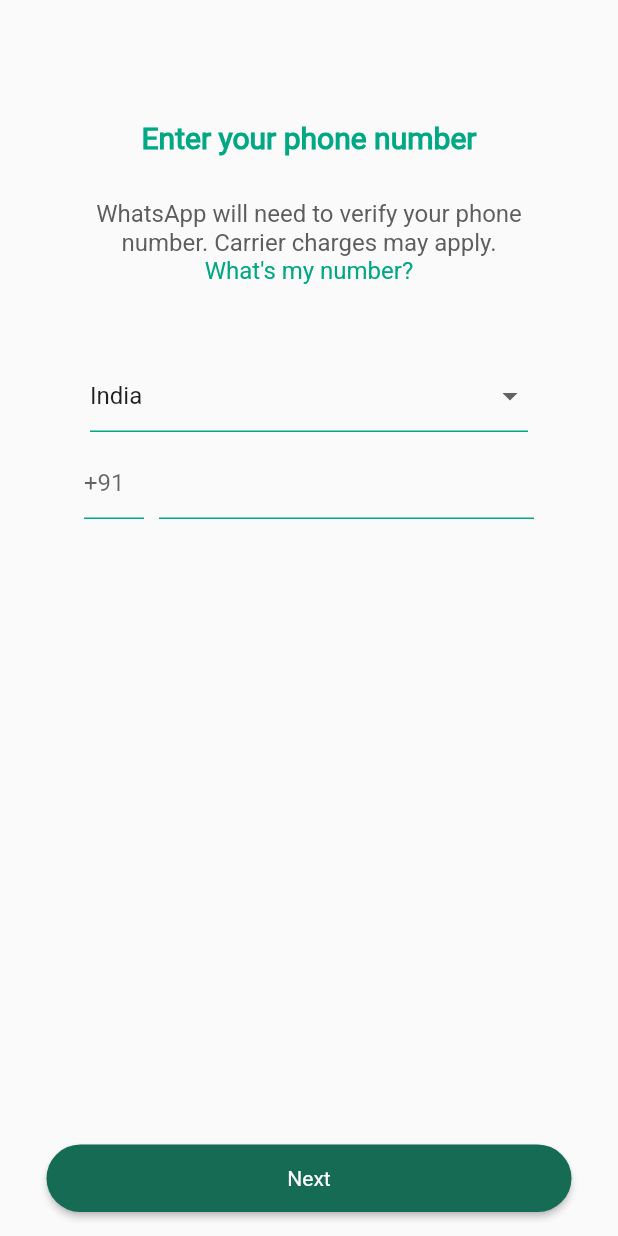
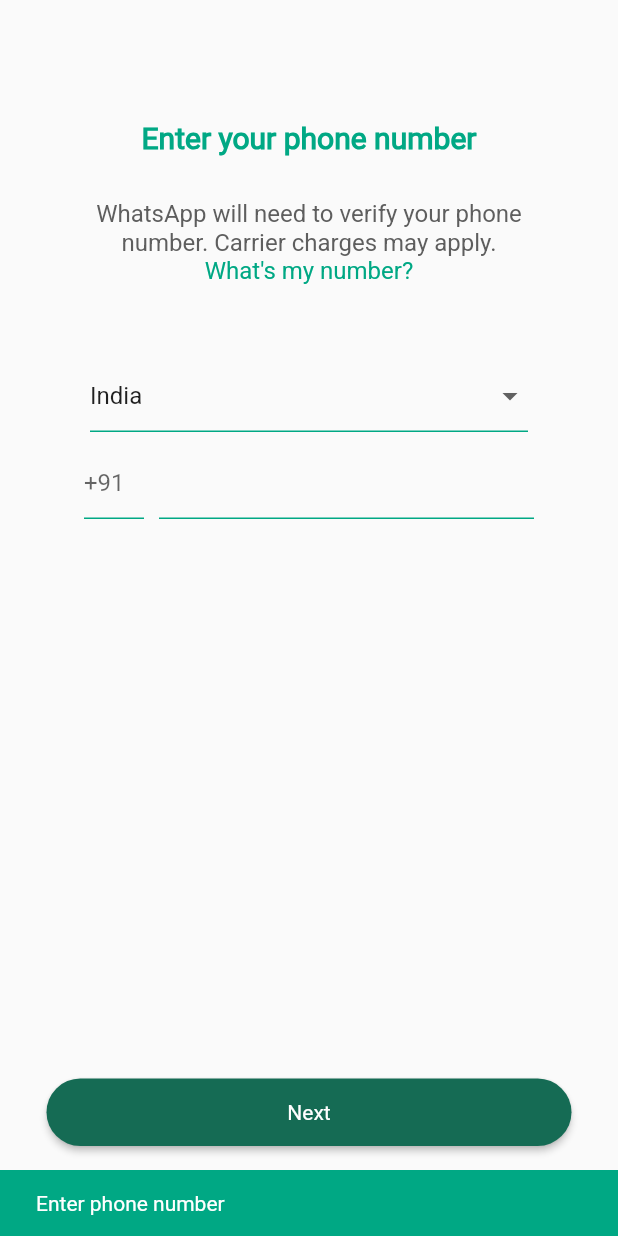
Before and after one commit to sujeet110206/WhatsApp-Clone, a Flutter app: the LoginScreen screen opened directly, after a tap on "Next", on a phone screen of 412 x 824 dp. Run offline on Flutter 3.47's test engine with Material 3 defaults, Android fonts, the phone set to English and light mode, and no system bars.

```diff
--- a/lib/Screens/Login/loginscreen.dart
+++ b/lib/Screens/Login/loginscreen.dart
@@ -1,4 +1,5 @@
 import 'package:flutter/material.dart';
+import 'package:whatsapp_clone/Screens/OTP/otpscreen.dart';
 import 'package:whatsapp_clone/Widgets/uihelper.dart';
 
 class LoginScreen extends StatefulWidget {
@@ -96,10 +97,8 @@ class _LoginScreenState extends State<LoginScreen> {
                   controller: phoneController,
                   decoration: InputDecoration(
                     enabledBorder: UnderlineInputBorder(
-                      borderSide: BorderSide(
-                        color: Color(0XFF00A884)
-                      )
-                    )
+                      borderSide: BorderSide(color: Color(0XFF00A884)),
+                    ),
                   ),
                 ),
               ),
@@ -107,8 +106,31 @@ class _LoginScreenState extends State<LoginScreen> {
           ),
         ],
       ),
-      floatingActionButton: UiHelper.CustomButton(callback: () {}, buttonname: "Next"),
+      floatingActionButton: UiHelper.CustomButton(
+        callback: () {
+          login(phoneController.text.toString());
+        },
+        buttonname: "Next",
+      ),
       floatingActionButtonLocation: FloatingActionButtonLocation.centerFloat,
     );
   }
+
+  login(String phoneNumber) {
+    if (phoneNumber == "") {
+      return ScaffoldMessenger.of(
+        context,
+      ).showSnackBar(
+          SnackBar(
+          content: Text("Enter phone number"),
+          backgroundColor: Color(0XFF00A884),
+        )
+      );
+    } else {
+      Navigator.push(
+        context,
+        MaterialPageRoute(builder: (contect) => OTPScreen(phoneNumber: phoneNumber,)),
+      );
+    }
+  }
 }
```
Also changed, not shown: lib/Screens/OTP/otpscreen.dart (added, +83 -0 lines), lib/Widgets/uihelper.dart (+20 -0 lines).
